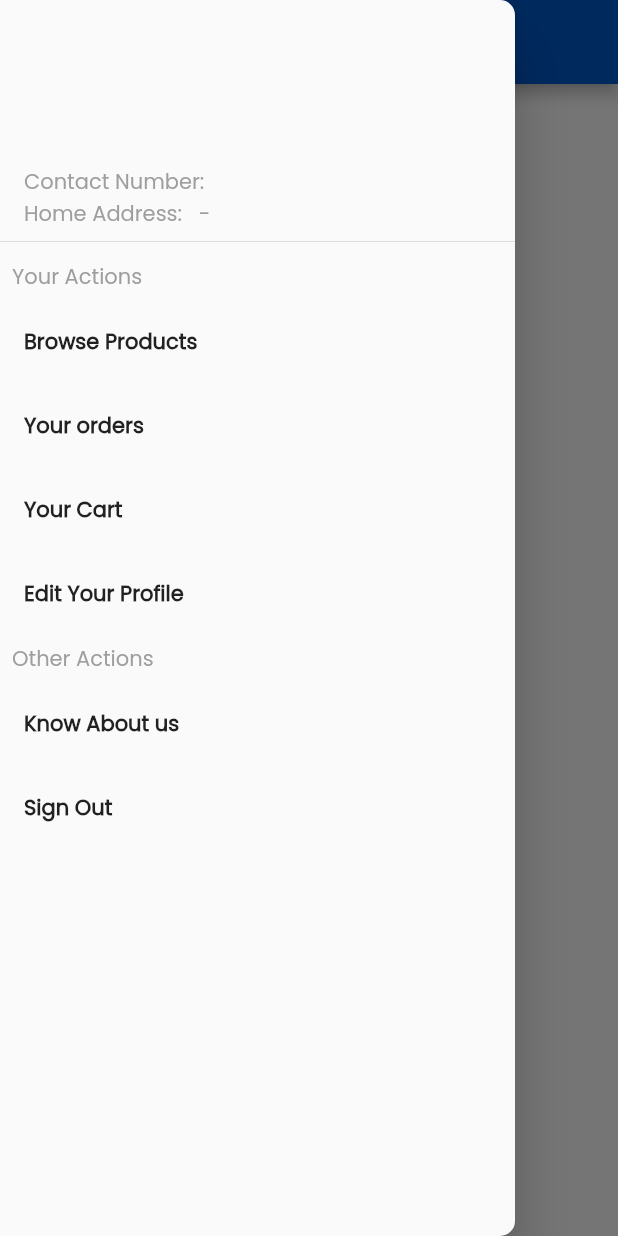
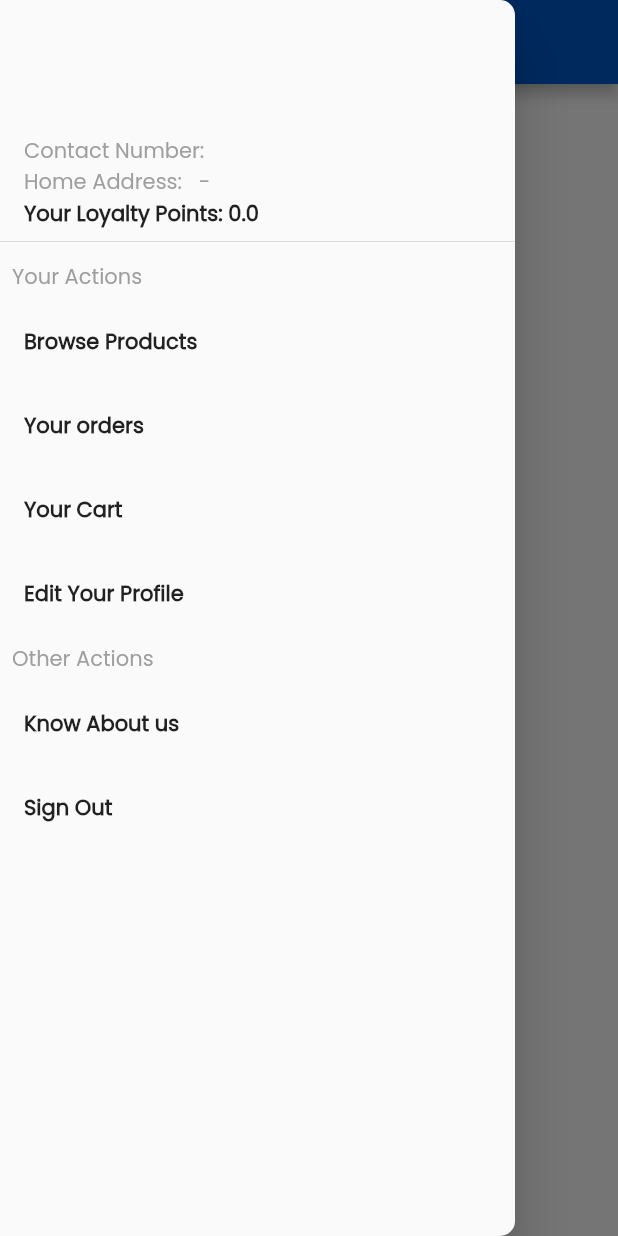
Before and after one commit to saamarthh/Apna-Mart, a Flutter app: the CartPage screen opened by its route, in the side drawer, after a tap on "View Dashboard", on a phone screen of 412 x 824 dp. Run offline on Flutter 3.47's test engine with Material 2 defaults, Android fonts, the phone set to English and light mode, and no system bars; our stand-ins replace cloud_firestore, firebase_auth, firebase_core, flutter_spinkit, fluttertoast, geolocator and 3 more; missing offline and left inert: geodesy, short_uuids; accounts and stored records are empty.

Commit message:
Added loyaltyPoints for returning users

```diff
--- a/lib/controllers/authController.dart
+++ b/lib/controllers/authController.dart
@@ -85,7 +85,9 @@ class FirebaseAuthMethod {
           address2: '',
           phoneNumber: '',
           uid: '',
-          pinCode: '');
+          pinCode: '',
+          isFirstTime: true,
+          loyaltyPoints: 0);
       Navigator.pushNamed(context, LoginPage.routeName);
     } on FirebaseAuthException catch (e) {
       showSnackBar(context, e.message!); // Displaying the error message
--- a/lib/controllers/models.dart
+++ b/lib/controllers/models.dart
@@ -47,6 +47,8 @@ class UserModal {
   String address2;
   String phoneNumber;
   String pinCode;
+  bool isFirstTime;
+  double loyaltyPoints;
 
   UserModal(
       {required this.name,
@@ -54,7 +56,9 @@ class UserModal {
       required this.address2,
       required this.phoneNumber,
       required this.uid,
-      required this.pinCode});
+      required this.pinCode,
+      required this.isFirstTime,
+      required this.loyaltyPoints});
 
   Map<String, dynamic> toMap() {
     return {
@@ -63,7 +67,9 @@ class UserModal {
       'address1': address1,
       'address2': address2,
       'phoneNumber': phoneNumber,
-      'pinCode': pinCode
+      'pinCode': pinCode,
+      'isFirstTime': isFirstTime,
+      'loyaltyPoints': loyaltyPoints
     };
   }
 
@@ -74,7 +80,9 @@ class UserModal {
         address1: map['address1'],
         address2: map['address2'],
         phoneNumber: map['phoneNumber'],
-        pinCode: map['pinCode']);
+        pinCode: map['pinCode'],
+        isFirstTime: map['isFirstTime'],
+        loyaltyPoints: map['loyaltyPoints']);
   }
 }
 
@@ -128,7 +136,8 @@ class Orders {
       productCost: map['productCost'],
       orderId: map['orderId'],
       dateTime: map['date'],
-        orderStatus: map['orderStatus'],);
+      orderStatus: map['orderStatus'],
+    );
   }
 }
 
--- a/lib/controllers/user_provider.dart
+++ b/lib/controllers/user_provider.dart
@@ -10,9 +10,11 @@ class UserProvider extends ChangeNotifier {
       name: '',
       address1: '',
       address2: '',
+      phoneNumber: '',
+      uid: '',
       pinCode: '',
-      phoneNumber: '',
-      uid: '');
+      isFirstTime: true,
+      loyaltyPoints: 0);
   String uid = '';
 
   void setUserCredential(UserCredential userCredential) {
@@ -29,7 +31,7 @@ class UserProvider extends ChangeNotifier {
   }
 
   void setUid(String uid) {
-    this.uid = uid==''?userid! : uid;
+    this.uid = uid == '' ? userid! : uid;
     notifyListeners();
   }
 
@@ -50,13 +52,13 @@ class UserProvider extends ChangeNotifier {
           address1: data['address1'],
           address2: data['address2'],
           pinCode: data['pinCode'],
-      );
+          isFirstTime: data['isFirstTime'],
+          loyaltyPoints: data['loyaltyPoints']);
       notifyListeners();
     } catch (error) {
       print(error);
     }
   }
-
 
   Future<void> addUser(String userid, Map<String, dynamic> user) async {
     try {
@@ -70,12 +72,24 @@ class UserProvider extends ChangeNotifier {
           address2: user['address2'],
           phoneNumber: user['phoneNumber'],
           uid: user['uid'],
-        pinCode: user['pinCode']
-      );
+          pinCode: user['pinCode'],
+          isFirstTime: user['isFirstTime'],
+          loyaltyPoints: user['loyaltyPoints']);
       this.uid = userid;
       notifyListeners();
     } catch (error) {
       print(error);
     }
   }
+
+  Future<void> updateLoyaltyPoints(double points, String docId) async {
+    try {
+      await FirebaseFirestore.instance
+          .collection('users')
+          .doc(docId)
+          .update({'loyaltyPoints': points});
+    } catch (error) {
+      print(error);
     }
+  }
+}
--- a/lib/screens/cart.dart
+++ b/lib/screens/cart.dart
@@ -49,7 +49,6 @@ class _CartPageState extends State<CartPage> {
     controller.totalPrice();
     double totalCost = controller.totalCost;
     return Scaffold(
-
       drawer: MenuDrawer(),
       appBar: AppBar(
         title: Text(
@@ -67,12 +66,18 @@ class _CartPageState extends State<CartPage> {
                 child: Column(
                   mainAxisAlignment: MainAxisAlignment.center,
                   children: [
-                    Text("Empty :( ", style: TextStyle(color: Colors.black, fontSize: 20, fontWeight: FontWeight.bold)),
+                    Text("Empty :( ",
+                        style: TextStyle(
+                            color: Colors.black,
+                            fontSize: 20,
+                            fontWeight: FontWeight.bold)),
                     Text(
                       "Let's shop for something",
                       style: TextStyle(color: Colors.black),
                     ),
-                    SizedBox(height: 10,),
+                    SizedBox(
+                      height: 10,
+                    ),
                     LoginButton(
                         txt: "View Dashboard",
                         color: Colors.orange,
@@ -110,7 +115,6 @@ class _CartPageState extends State<CartPage> {
                     child: Divider(
                       thickness: 1,
                       color: Colors.grey,
-
                     ),
                   ),
                   Container(
@@ -119,7 +123,31 @@ class _CartPageState extends State<CartPage> {
                     color: Colors.white,
                     child: Padding(
                       padding: const EdgeInsets.symmetric(horizontal: 14.0),
-                      child: Row(
+                      child: Column(
+                        mainAxisAlignment: MainAxisAlignment.spaceBetween,
+                        children: [
+                          Row(
+                            mainAxisAlignment: MainAxisAlignment.spaceBetween,
+                            children: [
+                              Text(
+                                "Delivery Fee:",
+                                textAlign: TextAlign.right,
+                                style: TextStyle(
+                                    fontSize: 17,
+                                    fontWeight: FontWeight.bold,
+                                    color: Colors.black),
+                              ),
+                              Text(
+                                "Rs.10",
+                                textAlign: TextAlign.right,
+                                style: TextStyle(
+                                    fontSize: 17,
+                                    fontWeight: FontWeight.bold,
+                                    color: Colors.black),
+                              ),
+                            ],
+                          ),
+                          Row(
                             mainAxisAlignment: MainAxisAlignment.spaceBetween,
                             children: [
                               Text(
@@ -131,12 +159,14 @@ class _CartPageState extends State<CartPage> {
                                     color: Colors.black),
                               ),
                               Text(
-                            "Rs.${totalCost}",
+                                "Rs.${totalCost + 10}",
                                 textAlign: TextAlign.right,
                                 style: TextStyle(
                                     fontSize: 22,
                                     fontWeight: FontWeight.bold,
                                     color: Colors.black),
+                              ),
+                            ],
                           ),
                         ],
                       ),
@@ -148,12 +178,9 @@ class _CartPageState extends State<CartPage> {
                     height: 50,
                     child: TextButton(
                       onPressed: () {
-                        // makePayment(context, controller.totalCost);
-                        // Navigator.of(context).pushNamedAndRemoveUntil(
-                        //     Dashboard.routeName,
-                        //     (Route<dynamic> route) => false);
                         OrderProvider().addOrders(userController.user,
                             controller.cartProducts, controller.totalCost);
+                        if(!userController.user.isFirstTime) userController.updateLoyaltyPoints(userController.user.loyaltyPoints + controller.totalCost*0.01, userController.user.uid);
                         Navigator.pushReplacementNamed(
                             context, OrderConfirmPage.routeName);
                       },
@@ -212,12 +239,17 @@ class CartTile extends StatelessWidget {
                   mainAxisAlignment: MainAxisAlignment.center,
                   children: [
                     IconButton(
-                        icon: Icon(Icons.remove, weight: 20,),
+                        icon: Icon(
+                          Icons.remove,
+                          weight: 20,
+                        ),
                         onPressed: decreaseCount),
                     Container(
                       height: 30,
                       width: 30,
-                      decoration: BoxDecoration(border: Border.all(color: Colors.grey), borderRadius: BorderRadius.circular(5)),
+                      decoration: BoxDecoration(
+                          border: Border.all(color: Colors.grey),
+                          borderRadius: BorderRadius.circular(5)),
                       child: Center(
                         child: CustomText(
                           text: product.quantity.toString(),
@@ -225,7 +257,10 @@ class CartTile extends StatelessWidget {
                       ),
                     ),
                     IconButton(
-                        icon: Icon(Icons.add, weight: 20,),
+                        icon: Icon(
+                          Icons.add,
+                          weight: 20,
+                        ),
                         onPressed: increaseCount),
                   ],
                 )
--- a/lib/screens/orders.dart
+++ b/lib/screens/orders.dart
@@ -164,7 +164,7 @@ class _OrdersPageState extends State<OrdersPage> {
                           ),
                           Row(
                             mainAxisAlignment: MainAxisAlignment.spaceBetween,
-                            children: [Text('Taxes :'), Text('2.50')],
+                            children: [Text('Delivery Fee :'), Text('10')],
                           ),
                           Row(
                             mainAxisAlignment: MainAxisAlignment.spaceBetween,
--- a/lib/utility/menuDrawer.dart
+++ b/lib/utility/menuDrawer.dart
@@ -39,7 +39,11 @@ class MenuDrawer extends StatelessWidget {
                       style: TextStyle(fontSize: 14, color: Colors.grey)),
                   Text(
                       "Home Address: ${userProvider.user.address1} ${userProvider.user.address2} - ${userProvider.user.pinCode}",
-                      style: TextStyle(fontSize: 14, color: Colors.grey))
+                      style: TextStyle(fontSize: 14, color: Colors.grey)),
+                  Text(
+                      "Your Loyalty Points: ${userProvider.user.loyaltyPoints}",
+                      style:
+                          TextStyle(fontWeight: FontWeight.bold, fontSize: 14))
                 ],
               ),
             ),
@@ -96,7 +100,9 @@ class MenuDrawer extends StatelessWidget {
                       address2: '',
                       phoneNumber: '',
                       uid: '',
-                      pinCode: '');
+                      pinCode: '',
+                      isFirstTime: true,
+                      loyaltyPoints: 0);
                   Navigator.pushNamed(context, LoginPage.routeName);
                 })
           ],
```
Lines whose indentation alone changed are shown as unchanged.
